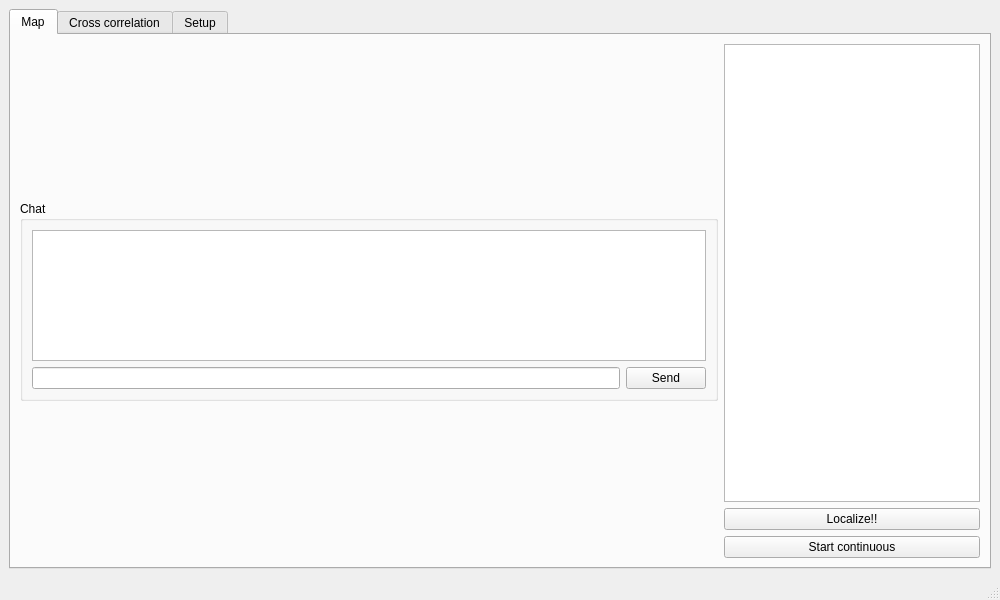
rwth-ti/gr-localization, file python/main_window.ui: the form before one commit.
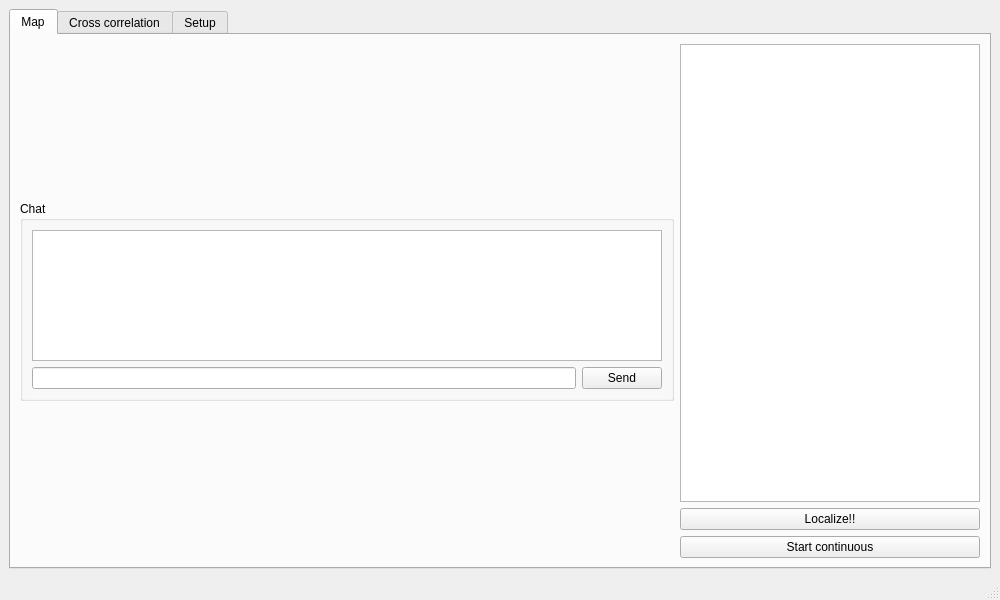
The form after the commit. Custom widgets are drawn as their Qt base class.

```diff
--- a/python/main_window.ui
+++ b/python/main_window.ui
@@ -84,12 +84,27 @@
               <verstretch>0</verstretch>
              </sizepolicy>
             </property>
+            <property name="minimumSize">
+             <size>
+              <width>300</width>
+              <height>0</height>
+             </size>
+            </property>
             <property name="maximumSize">
              <size>
-              <width>350</width>
+              <width>300</width>
               <height>16777215</height>
              </size>
             </property>
+            <attribute name="horizontalHeaderCascadingSectionResizes">
+             <bool>true</bool>
+            </attribute>
+            <attribute name="horizontalHeaderDefaultSectionSize">
+             <number>75</number>
+            </attribute>
+            <attribute name="horizontalHeaderHighlightSections">
+             <bool>true</bool>
+            </attribute>
             <attribute name="horizontalHeaderMinimumSectionSize">
              <number>60</number>
             </attribute>
```
